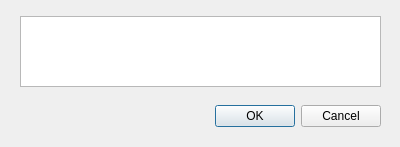
Before: the Qt Designer form changetextdialog.ui in ITERATOR-ACM-TEAM/VIPainter, drawn with Qt 5.
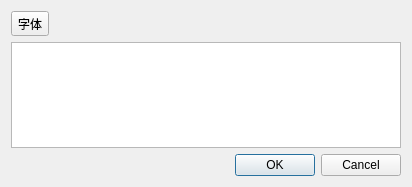
After: the same form once the commit is applied.

The edit to the form file:
```diff
--- a/changetextdialog.ui
+++ b/changetextdialog.ui
@@ -6,22 +6,26 @@
    <rect>
     <x>0</x>
     <y>0</y>
-    <width>400</width>
-    <height>147</height>
+    <width>412</width>
+    <height>187</height>
    </rect>
   </property>
   <property name="windowTitle">
    <string>Dialog</string>
   </property>
+  <layout class="QVBoxLayout" name="verticalLayout">
+   <item>
+    <widget class="QToolButton" name="toolButton">
+     <property name="text">
+      <string>字体</string>
+     </property>
+    </widget>
+   </item>
+   <item>
+    <widget class="QTextEdit" name="textEdit"/>
+   </item>
+   <item>
   <widget class="QDialogButtonBox" name="buttonBox">
-   <property name="geometry">
-    <rect>
-     <x>40</x>
-     <y>100</y>
-     <width>341</width>
-     <height>32</height>
-    </rect>
-   </property>
    <property name="orientation">
     <enum>Qt::Horizontal</enum>
    </property>
@@ -29,16 +33,8 @@
     <set>QDialogButtonBox::Cancel|QDialogButtonBox::Ok</set>
    </property>
   </widget>
-  <widget class="QTextEdit" name="textEdit">
-   <property name="geometry">
-    <rect>
-     <x>20</x>
-     <y>16</y>
-     <width>361</width>
-     <height>71</height>
-    </rect>
-   </property>
-  </widget>
+   </item>
+  </layout>
  </widget>
  <resources/>
  <connections>
```
Left out of the diff: 2 changed lines with no effect on the pictures. Lines whose indentation alone changed are shown as unchanged.
